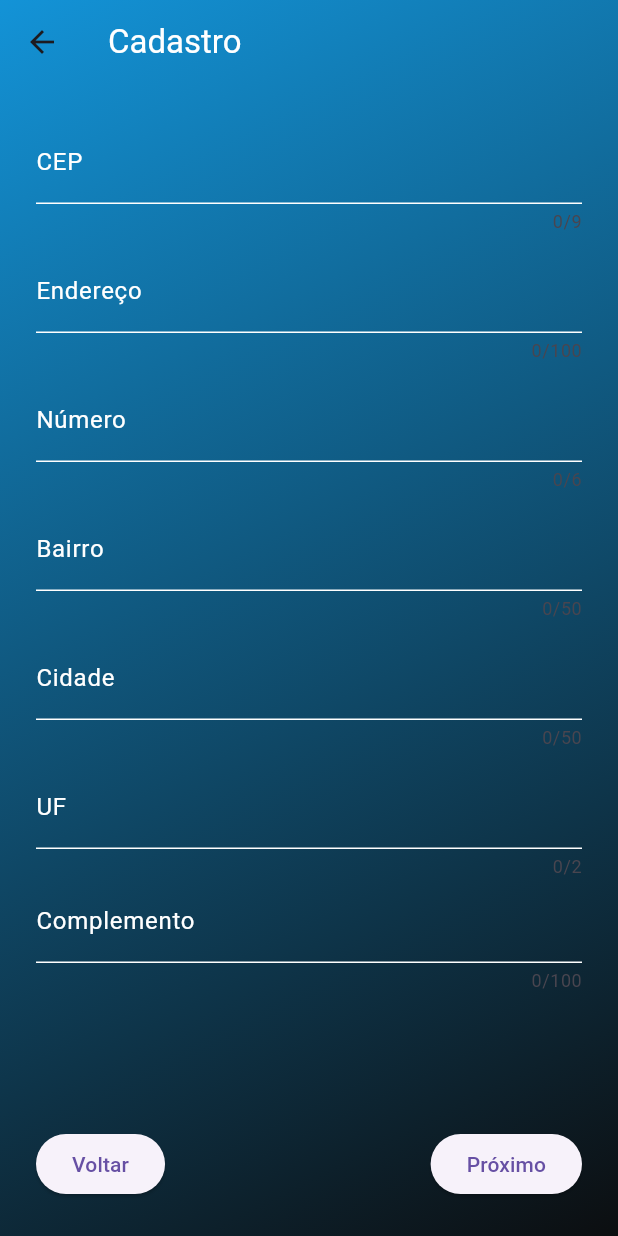
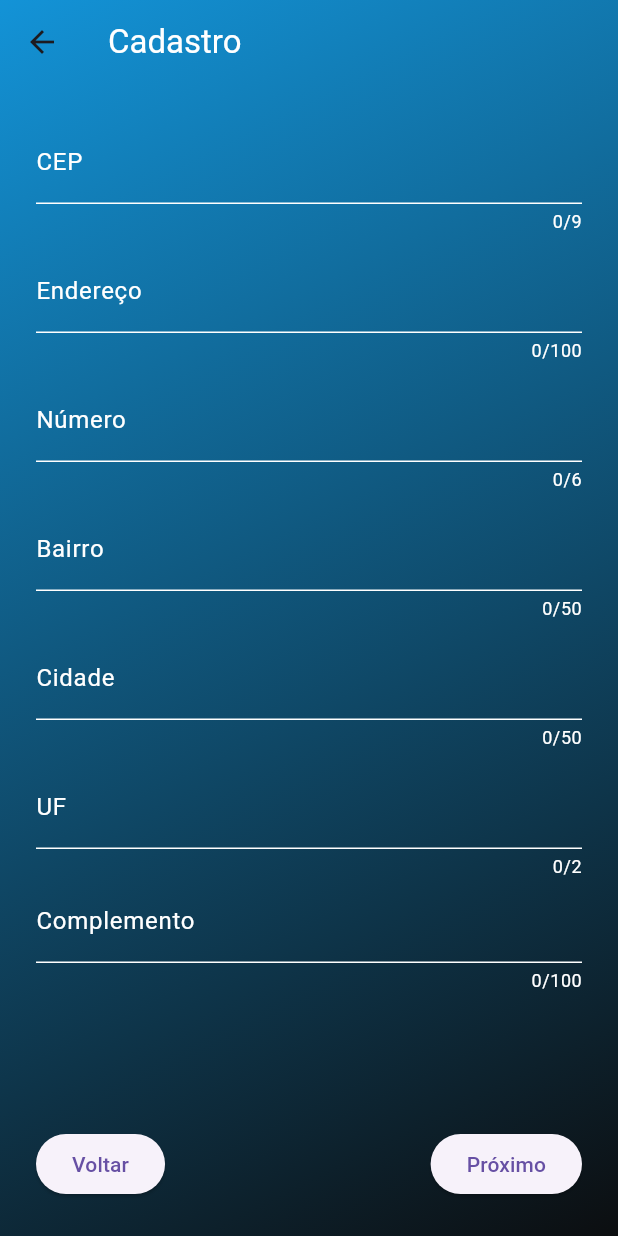
Before and after one commit to Mathprimus/app_monster, a Flutter app: the RegisterScreen screen opened by its route, swiped to page 2, on a phone screen of 412 x 824 dp. Run offline on Flutter 3.47's test engine with Material 3 defaults, Android fonts, the phone set to English and light mode, and no system bars; our stand-ins replace brasil_fields, cloud_firestore, connectivity_plus, email_validator, firebase_auth, firebase_core and 1 more; missing offline and left inert: firebase_app_check; accounts and stored records are empty; network calls fail.

Commit message:
tela de endereco colors

```diff
--- a/lib/screens/register_screen.dart
+++ b/lib/screens/register_screen.dart
@@ -418,6 +418,7 @@ class _RegisterScreenState extends State<RegisterScreen> {
                 decoration: InputDecoration(
                   labelText: "CEP",
                   labelStyle: TextStyle(color: Colors.white),
+                  counterStyle: TextStyle(color: Colors.white),
                   floatingLabelStyle: TextStyle(color: Colors.white),
                   enabledBorder: UnderlineInputBorder(
                     borderSide: BorderSide(
@@ -448,6 +449,7 @@ class _RegisterScreenState extends State<RegisterScreen> {
                 decoration: InputDecoration(
                   labelText: "Endereço",
                   labelStyle: TextStyle(color: Colors.white),
+                  counterStyle: TextStyle(color: Colors.white),
                   floatingLabelStyle: TextStyle(color: Colors.white),
                   enabledBorder: UnderlineInputBorder(
                     borderSide: BorderSide(
@@ -470,6 +472,7 @@ class _RegisterScreenState extends State<RegisterScreen> {
                 decoration: InputDecoration(
                   labelText: "Número",
                   labelStyle: TextStyle(color: Colors.white),
+                  counterStyle: TextStyle(color: Colors.white),
                   floatingLabelStyle: TextStyle(color: Colors.white),
                   enabledBorder: UnderlineInputBorder(
                     borderSide: BorderSide(
@@ -493,6 +496,7 @@ class _RegisterScreenState extends State<RegisterScreen> {
                 decoration: InputDecoration(
                   labelText: "Bairro",
                   labelStyle: TextStyle(color: Colors.white),
+                  counterStyle: TextStyle(color: Colors.white),
                   floatingLabelStyle: TextStyle(color: Colors.white),
                   enabledBorder: UnderlineInputBorder(
                     borderSide: BorderSide(
@@ -515,6 +519,7 @@ class _RegisterScreenState extends State<RegisterScreen> {
                 decoration: InputDecoration(
                   labelText: "Cidade",
                   labelStyle: TextStyle(color: Colors.white),
+                  counterStyle: TextStyle(color: Colors.white),
                   floatingLabelStyle: TextStyle(color: Colors.white),
                   enabledBorder: UnderlineInputBorder(
                     borderSide: BorderSide(
@@ -537,6 +542,7 @@ class _RegisterScreenState extends State<RegisterScreen> {
                 decoration: InputDecoration(
                   labelText: "UF",
                   labelStyle: TextStyle(color: Colors.white),
+                  counterStyle: TextStyle(color: Colors.white),
                   floatingLabelStyle: TextStyle(color: Colors.white),
                   enabledBorder: UnderlineInputBorder(
                     borderSide: BorderSide(
@@ -562,6 +568,7 @@ class _RegisterScreenState extends State<RegisterScreen> {
                 decoration: InputDecoration(
                   labelText: "Complemento",
                   labelStyle: TextStyle(color: Colors.white),
+                  counterStyle: TextStyle(color: Colors.white),
                   floatingLabelStyle: TextStyle(color: Colors.white),
                   enabledBorder: UnderlineInputBorder(
                     borderSide: BorderSide(
```
